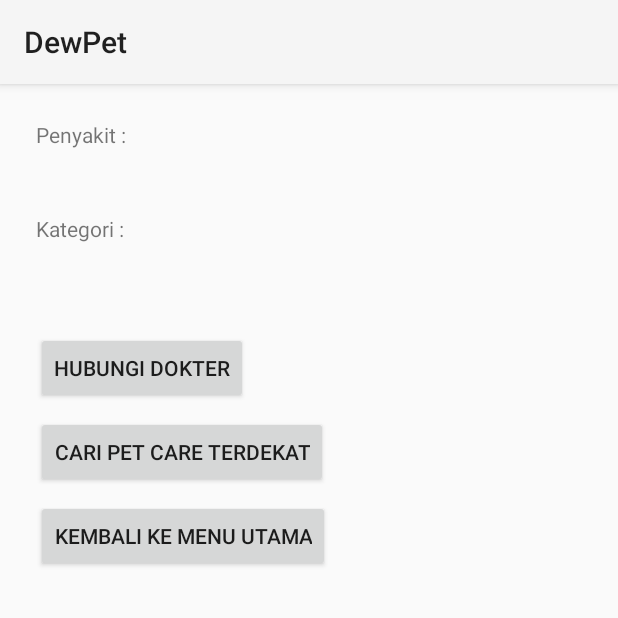
After one commit to luthfialghz/DewPet, an Android app: the DetailDiagnoseActivity screen opened directly, with no data from a screen before it, on a phone screen of 412 x 824 dp, the top half of it. The commit adds this screen. Run offline under Robolectric (Android 15) with nearby library versions, the phone set to English and light mode, and no system bars.

```diff
--- a/app/src/main/AndroidManifest.xml
+++ b/app/src/main/AndroidManifest.xml
@@ -16,6 +16,9 @@
         android:roundIcon="@mipmap/ic_launcher_round"
         android:supportsRtl="true"
         android:theme="@style/Theme.DewPet">
+        <activity
+            android:name=".activity.detail.DetailDiagnoseActivity"
+            android:exported="false" />
         <activity
             android:name=".features.DewStoreActivity"
             android:exported="false" />
--- /dev/null
+++ b/app/src/main/java/com/bangkit/dewpet/activity/detail/DetailDiagnoseActivity.kt
@@ -0,0 +1,42 @@
+package com.bangkit.dewpet.activity.detail
+
+import android.content.Intent
+import androidx.appcompat.app.AppCompatActivity
+import android.os.Bundle
+import com.bangkit.dewpet.R
+import com.bangkit.dewpet.activity.MainActivity
+import com.bangkit.dewpet.databinding.ActivityDetailDiagnoseBinding
+import com.bangkit.dewpet.features.DewCareActivity
+import com.bangkit.dewpet.features.DewVetActivity
+
+class DetailDiagnoseActivity : AppCompatActivity() {
+
+    private lateinit var binding: ActivityDetailDiagnoseBinding
+
+    override fun onCreate(savedInstanceState: Bundle?) {
+        super.onCreate(savedInstanceState)
+        binding = ActivityDetailDiagnoseBinding.inflate(layoutInflater)
+        setContentView(binding.root)
+
+        binding.tvDisease.text = intent.getStringExtra("EXTRA_DISEASE")
+        binding.tvDiseaseCategory.text = intent.getStringExtra("EXTRA_CATEGORY")
+
+        binding.btnBackToMenu.setOnClickListener {
+            val intent = Intent(this, MainActivity::class.java)
+            startActivity(intent)
+            finish()
+        }
+
+        binding.btnFindPetcare.setOnClickListener {
+            val intent = Intent(this, DewCareActivity::class.java)
+            startActivity(intent)
+            finish()
+        }
+
+        binding.btnCallDoctor.setOnClickListener {
+            val intent = Intent(this, DewVetActivity::class.java)
+            startActivity(intent)
+            finish()
+        }
+    }
+}
--- a/app/src/main/java/com/bangkit/dewpet/data/api/ApiService.kt
+++ b/app/src/main/java/com/bangkit/dewpet/data/api/ApiService.kt
@@ -50,4 +50,9 @@ interface ApiService {
 
     @GET("listgejala2")
     fun listIndication(): Call<IndicatorResponse>
+
+    @POST("predict")
+    fun diagnose(
+        @Body userRequest: RequestDiagnose
+    ): Call<DiagnoseResponse>
 }
--- /dev/null
+++ b/app/src/main/res/layout/activity_detail_diagnose.xml
@@ -0,0 +1,80 @@
+<?xml version="1.0" encoding="utf-8"?>
+<androidx.constraintlayout.widget.ConstraintLayout xmlns:android="http://schemas.android.com/apk/res/android"
+    xmlns:app="http://schemas.android.com/apk/res-auto"
+    xmlns:tools="http://schemas.android.com/tools"
+    android:id="@+id/constraintLayout"
+    android:layout_width="match_parent"
+    android:layout_height="match_parent"
+    tools:context=".fragment.ResultDiagnoseFragment">
+
+    <TextView
+        android:id="@+id/tv_disease_title"
+        android:layout_width="wrap_content"
+        android:layout_height="wrap_content"
+        android:layout_marginStart="24dp"
+        android:layout_marginTop="24dp"
+        android:text="Penyakit :"
+        app:layout_constraintStart_toStartOf="parent"
+        app:layout_constraintTop_toTopOf="parent" />
+
+    <TextView
+        android:id="@+id/tv_disease"
+        android:layout_width="wrap_content"
+        android:layout_height="wrap_content"
+        android:layout_marginStart="24dp"
+        android:layout_marginTop="8dp"
+        android:text="Penyakit"
+        app:layout_constraintStart_toStartOf="parent"
+        app:layout_constraintTop_toBottomOf="@+id/tv_disease_title" />
+
+    <TextView
+        android:id="@+id/tv_disease_category_title"
+        android:layout_width="wrap_content"
+        android:layout_height="wrap_content"
+        android:layout_marginStart="24dp"
+        android:layout_marginTop="16dp"
+        android:text="Kategori :"
+        app:layout_constraintStart_toStartOf="parent"
+        app:layout_constraintTop_toBottomOf="@+id/tv_disease" />
+
+    <TextView
+        android:id="@+id/tv_disease_category"
+        android:layout_width="wrap_content"
+        android:layout_height="wrap_content"
+        android:layout_marginStart="24dp"
+        android:layout_marginTop="8dp"
+        android:text="Kategori"
+        app:layout_constraintStart_toStartOf="parent"
+        app:layout_constraintTop_toBottomOf="@+id/tv_disease_category_title" />
+
+    <Button
+        android:id="@+id/btn_call_doctor"
+        android:layout_width="wrap_content"
+        android:layout_height="wrap_content"
+        android:layout_marginStart="24dp"
+        android:layout_marginTop="32dp"
+        android:text="Hubungi Dokter"
+        app:layout_constraintStart_toStartOf="parent"
+        app:layout_constraintTop_toBottomOf="@+id/tv_disease_category" />
+
+    <Button
+        android:id="@+id/btn_find_petcare"
+        android:layout_width="wrap_content"
+        android:layout_height="wrap_content"
+        android:layout_marginStart="24dp"
+        android:layout_marginTop="8dp"
+        android:text="Cari Pet Care Terdekat"
+        app:layout_constraintStart_toStartOf="parent"
+        app:layout_constraintTop_toBottomOf="@+id/btn_call_doctor" />
+
+    <Button
+        android:id="@+id/btn_back_to_menu"
+        android:layout_width="wrap_content"
+        android:layout_height="wrap_content"
+        android:layout_marginStart="24dp"
+        android:layout_marginTop="8dp"
+        android:text="Kembali ke Menu Utama"
+        app:layout_constraintStart_toStartOf="parent"
+        app:layout_constraintTop_toBottomOf="@+id/btn_find_petcare" />
+
+</androidx.constraintlayout.widget.ConstraintLayout>
--- a/app/src/main/res/layout/activity_main.xml
+++ b/app/src/main/res/layout/activity_main.xml
@@ -76,7 +76,7 @@
             android:id="@+id/cl_features"
             android:layout_width="340dp"
             android:layout_height="239dp"
-            android:layout_marginTop="24dp"
+            android:layout_marginTop="32dp"
             android:background="@drawable/rectangle_bg"
             android:elevation="4dp"
             app:layout_constraintEnd_toEndOf="parent"
```
Also changed, not shown: app/src/main/java/com/bangkit/dewpet/adapter/ListIndicationAdapter.kt (deleted, +0 -56 lines), app/src/main/java/com/bangkit/dewpet/adapter/ListIndicatorAdapter.kt (added, +64 -0 lines), app/src/main/java/com/bangkit/dewpet/data/request/RequestDiagnose.kt (added, +14 -0 lines), app/src/main/java/com/bangkit/dewpet/data/response/DiagnoseResponse.kt (added, +21 -0 lines), app/src/main/java/com/bangkit/dewpet/features/DewTecActivity.kt (+66 -22 lines), app/src/main/res/layout/activity_dew_tec.xml (+50 -17 lines).
